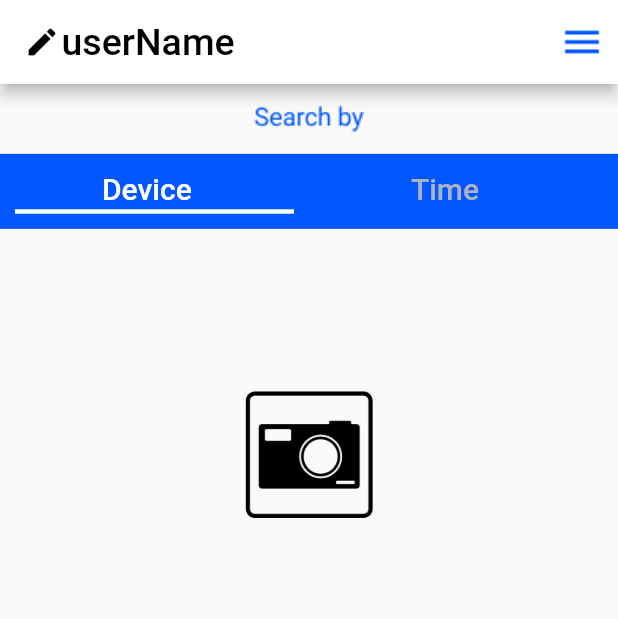
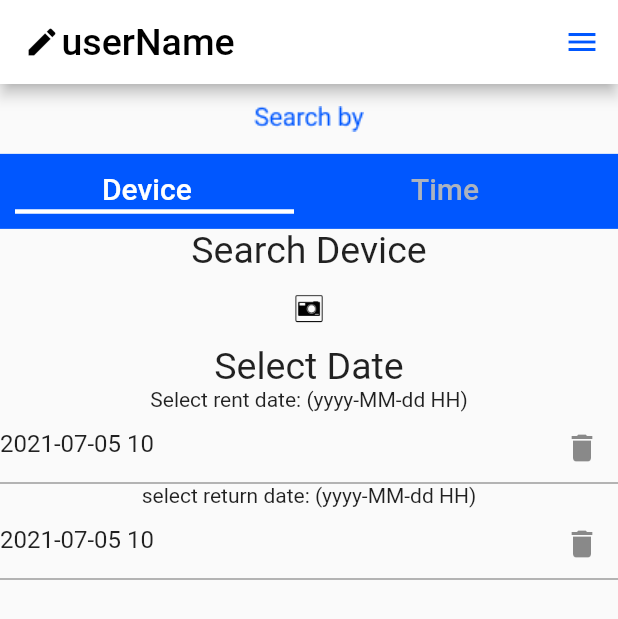
Before and after one commit to cjychoi/3i_Yeyak, a Flutter app: the HomePage screen opened by its route, on a phone screen of 412 x 824 dp. Shown: the top 619 px of the screen. Run offline on Flutter 3.47's test engine with Material 2 defaults, Android fonts, the phone set to English and light mode, and no system bars; drawn by our look-alikes of datetime_picker_formfield; our stand-ins replace hexcolor; missing offline and left inert: flutter_barcode_scanner.

```diff
--- a/mobile/lib/screens/home_view.dart
+++ b/mobile/lib/screens/home_view.dart
@@ -18,10 +18,13 @@ class _HomePageState extends State<HomePage> with TickerProviderStateMixin {
   //탭바 앱바 밑 바디에 사용하기
   late List<bool> isSelected;
   late TabController _tabController;
-  final format = DateFormat("yyyy-MM-dd HH:mm");
-  DateTime? value;
-  DateTime initialDateTime = DateTime.now();
-  DateTime finalDateTime = DateTime.now();
+  final format = DateFormat("yyyy-MM-dd HH");
+  AutovalidateMode autoValidateMode = AutovalidateMode.onUserInteraction;
+  bool? showResetIcon = true;
+  DateTime? value = DateTime.now();
+
+
+
   @override
   void initState() {
     super.initState();
@@ -57,6 +60,7 @@ class _HomePageState extends State<HomePage> with TickerProviderStateMixin {
     return Scaffold(
         resizeToAvoidBottomInset: false, //avoid pixel overloading
         appBar: AppBar(
+          iconTheme: IconThemeData(color: HexColor("0057FF")),
           leading: IconButton(
             icon: Icon(
               Icons.edit,
@@ -79,17 +83,43 @@ class _HomePageState extends State<HomePage> with TickerProviderStateMixin {
               style: new TextStyle(color: Colors.black, fontSize: 25.0),
             ),
           ),
-          actions: [
-            IconButton(
-              icon: Image.asset('images/menu.png',
-                  fit: BoxFit.cover, width: 30.0, height: 30.0),
-              onPressed: () => {},
+
+        ),
+        endDrawer: Drawer(
+
+  // Add a ListView to the drawer. This ensures the user can scroll
+  // through the options in the drawer if there isn't enough vertical
+  // space to fit everything.
+  child: ListView(
+    // Important: Remove any padding from the ListView.
+    padding: EdgeInsets.zero,
+    children: <Widget>[
+      DrawerHeader(
+        decoration: BoxDecoration(
+          color: Colors.blue,
+        ),
+        child: Text(
+              LoginPage.uName,
+              style: new TextStyle(color: HexColor("0057FF"), fontSize: 35.0),
             ),
-          ],
-        ),
-/*
-
-          */
+      ),
+      ListTile(
+        title: Text('My Reservation', style: new TextStyle(color: Colors.black, fontSize: 20.0)),
+        onTap: () {
+          // Update the state of the app.
+          // ...
+        },
+      ),
+      ListTile(
+        title: Text('Reservation Status (TBD) ', style: new TextStyle(color: Colors.black, fontSize: 20.0)),
+        onTap: () {
+          // Update the state of the app.
+          // ...
+        },
+      ),
+    ],
+  ),
+),
         body: new Container(
           child: ListView(
             children: <Widget>[
@@ -134,74 +164,29 @@ class _HomePageState extends State<HomePage> with TickerProviderStateMixin {
                       ),
                     ),
                     Container(
-                      height: 300, //put tabbar below appbar
+                      height: 600, //put tabbar below appbar
                       child: TabBarView(
                           controller: _tabController,
                           children: <Widget>[
+                            Column(children: <Widget>[
+                            Text('Search Device', style: TextStyle(fontSize: 25)),
                             Container(
                               child: IconButton(
                                 icon: Image.asset('images/capture.png',
                                     fit: BoxFit.cover,
-                                    width: 150.0,
-                                    height: 150.0),
-                                onPressed: () => {scanQR()},
-                                //Navigator.of(context).popAndPushNamed('/home')},
+                                    width: 250.0,
+                                    height: 250.0),
+                                onPressed: () => {
+                                  scanQR()
+                                },
                               ),
                             ),
-                            Column(children: <Widget>[
-                              Text('Rent date & time: (${format.pattern})'),
-                              DateTimeField(
-                                format: format,
-                                onShowPicker: (context, currentValue) async {
-                                  final date = await showDatePicker(
-                                      context: context,
-                                      firstDate: DateTime(2021, 1, 1),
-                                      initialDate:
-                                          currentValue ?? DateTime.now(),
-                                      lastDate: DateTime(2022, 12, 31));
-                                  if (date != null) {
-                                    final time = await showTimePicker(
-                                      context: context,
-                                      initialTime: TimeOfDay.fromDateTime(
-                                          currentValue ?? DateTime.now()),
-                                    );
-                                    initialDateTime =
-                                        DateTimeField.combine(date, time);
-                                    return initialDateTime;
-                                  } else {
-                                    return currentValue;
-                                  }
-                                },
-                              ),
-                              Text('Return date & time: (${finalDateTime})'),
-                              DateTimeField(
-                                format: format,
-                                onShowPicker: (context, currentValue) async {
-                                  final date = await showDatePicker(
-                                      context: context,
-                                      firstDate: DateTime(2021, 1, 1),
-                                      initialDate:
-                                          currentValue ?? DateTime.now(),
-                                      lastDate: DateTime(2022, 12, 31));
-                                  if (date != null) {
-                                    final time = await showTimePicker(
-                                      context: context,
-                                      initialTime: TimeOfDay.fromDateTime(
-                                          currentValue ?? DateTime.now()),
-                                    );
-                                    finalDateTime =
-                                        DateTimeField.combine(date, time);
-                                    return finalDateTime;
-                                  } else {
-                                    return currentValue;
-                                  }
-                                },
-                              ),
-                              Column(children: <Widget>[
-                                Text('iOS style pickers (${format.pattern})'),
+                            Text('Select Date', style: TextStyle(fontSize: 25)),
+                            Text('Select rent date: (${format.pattern})'),
                                 DateTimeField(
                                   initialValue: value,
                                   format: format,
+                                  resetIcon: showResetIcon! ? Icon(Icons.delete) : null,
                                   onShowPicker: (context, currentValue) async {
                                     await showCupertinoModalPopup(
                                         context: context,
@@ -233,6 +218,122 @@ class _HomePageState extends State<HomePage> with TickerProviderStateMixin {
                                     return value;
                                   },
                                 ),
+                                Text('select return date: (${format.pattern})'),
+                                DateTimeField(
+                                  initialValue: value,
+                                  format: format,
+                                  resetIcon: showResetIcon! ? Icon(Icons.delete) : null,
+                                  onShowPicker: (context, currentValue) async {
+                                    await showCupertinoModalPopup(
+                                        context: context,
+                                        builder: (context) {
+                                          return BottomSheet(
+                                            builder: (context) => Column(
+                                              mainAxisSize: MainAxisSize.min,
+                                              children: [
+                                                Container(
+                                                  constraints: BoxConstraints(
+                                                      maxHeight: 200),
+                                                  child: CupertinoDatePicker(
+                                                    onDateTimeChanged:
+                                                        (DateTime date) {
+                                                      value = date;
+                                                    },
+                                                  ),
+                                                ),
+                                                TextButton(
+                                                    onPressed: () =>
+                                                        Navigator.pop(context),
+                                                    child: Text('Ok')),
+                                              ],
+                                            ),
+                                            onClosing: () {},
+                                          );
+                                        });
+                                    setState(() {});
+                                    return value;
+                                  },
+                                ),
+                            ]),
+                            Column(children: <Widget>[
+                              Column(children: <Widget>[
+                                Text('Select rent date: (${format.pattern})'),
+                                DateTimeField(
+                                  initialValue: value,
+                                  format: format,
+                                  resetIcon: showResetIcon! ? Icon(Icons.delete) : null,
+                                  onShowPicker: (context, currentValue) async {
+                                    await showCupertinoModalPopup(
+                                        context: context,
+                                        builder: (context) {
+                                          return BottomSheet(
+                                            builder: (context) => Column(
+                                              mainAxisSize: MainAxisSize.min,
+                                              children: [
+                                                Container(
+                                                  constraints: BoxConstraints(
+                                                      maxHeight: 200),
+                                                  child: CupertinoDatePicker(
+                                                    onDateTimeChanged:
+                                                        (DateTime date) {
+                                                      value = date;
+                                                    },
+                                                  ),
+                                                ),
+                                                TextButton(
+                                                    onPressed: () =>
+                                                        Navigator.pop(context),
+                                                    child: Text('Ok')),
+                                              ],
+                                            ),
+                                            onClosing: () {},
+                                          );
+                                        });
+                                    setState(() {});
+                                    return value;
+                                  },
+                                ),
+
+                              Column(children: <Widget>[
+                                Text('select return date: (${format.pattern})'),
+                                DateTimeField(
+                                  initialValue: value,
+                                  format: format,
+                                  resetIcon: showResetIcon! ? Icon(Icons.delete) : null,
+                                  onShowPicker: (context, currentValue) async {
+                                    await showCupertinoModalPopup(
+                                        context: context,
+                                        builder: (context) {
+                                          return BottomSheet(
+                                            builder: (context) => Column(
+                                              mainAxisSize: MainAxisSize.min,
+                                              children: [
+                                                Container(
+                                                  constraints: BoxConstraints(
+                                                      maxHeight: 200),
+                                                  child: CupertinoDatePicker(
+                                                    onDateTimeChanged:
+                                                        (DateTime date) {
+                                                      value = date;
+                                                    },
+                                                  ),
+                                                ),
+                                                TextButton(
+                                                    onPressed: () =>
+                                                        Navigator.pop(context),
+                                                    child: Text('Ok')),
+                                              ],
+                                            ),
+                                            onClosing: () {},
+                                          );
+                                        });
+                                    setState(() {});
+                                    return value;
+                                  },
+                                ),
+
+
+    ]),
                               ]),
                             ]),
                           ]),
```
